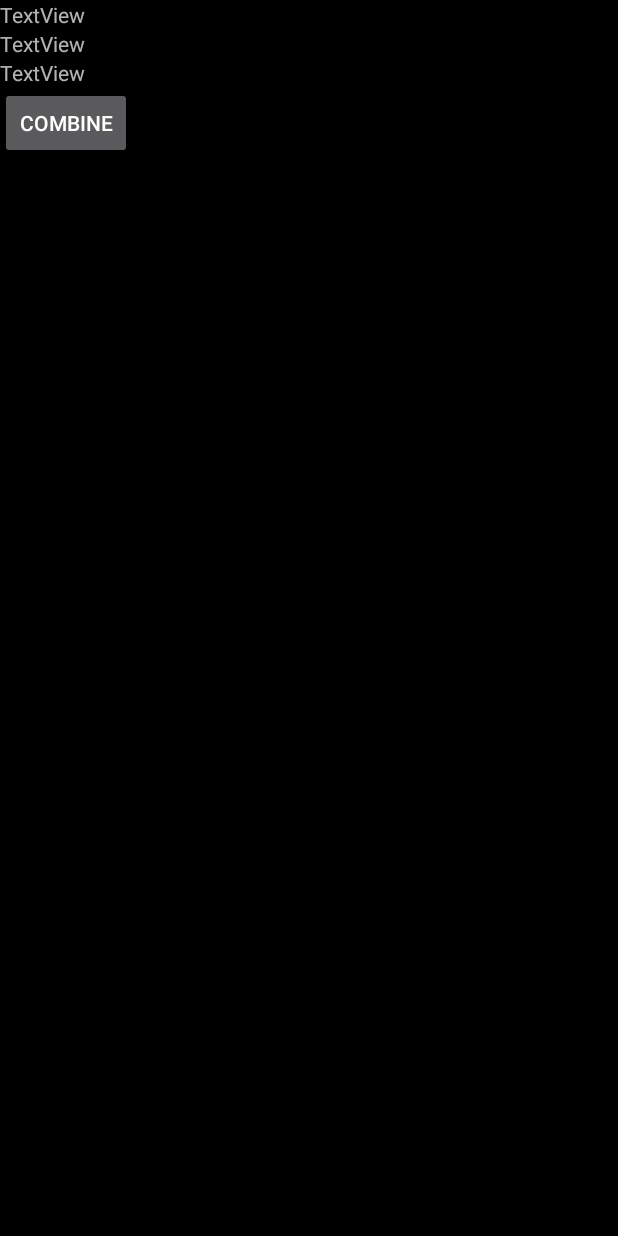
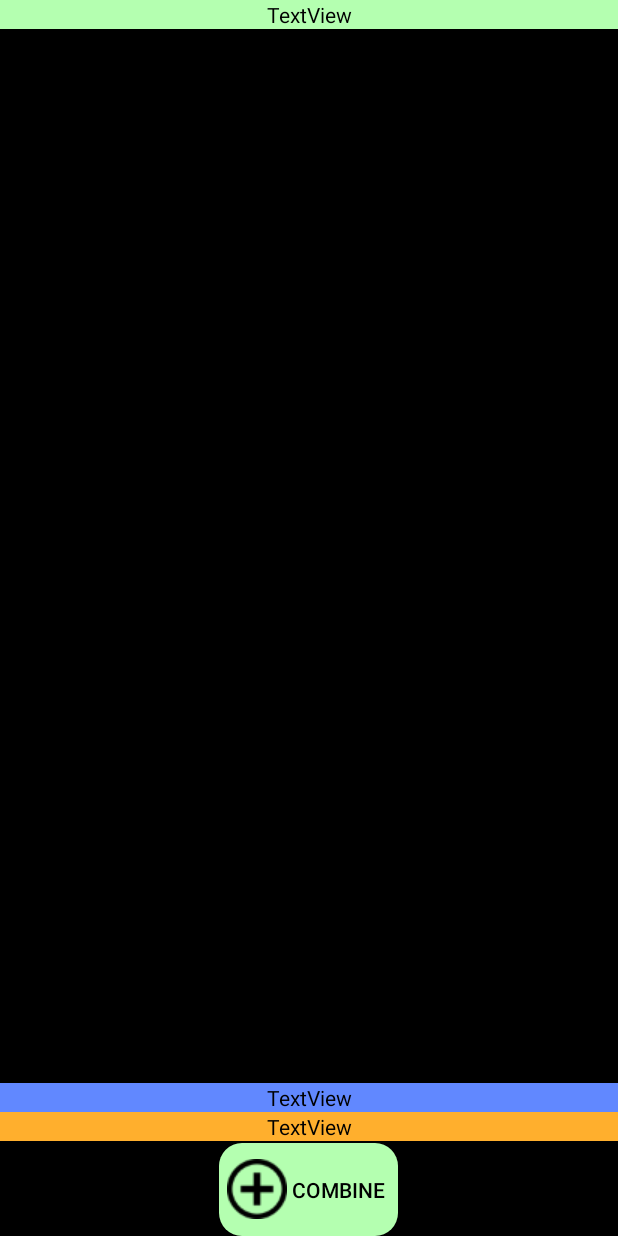
Before and after one commit to DrunkOrNot/LinguDetect, an Android app: the layout activity_camera.xml on its own in the app's theme, with its tools: preview values and no code run, on a phone screen of 412 x 824 dp. Run offline under Robolectric (Android 15) with nearby library versions, the phone set to English and light mode, and no system bars.

Commit message:
Initial Activity_Camera Layout

```diff
--- /dev/null
+++ b/LinguDetect/app/src/main/res/drawable/button_combine.xml
@@ -0,0 +1,6 @@
+<?xml version="1.0" encoding="utf-8"?>
+<shape xmlns:android="http://schemas.android.com/apk/res/android"
+    android:shape="rectangle">
+    <solid android:color="#B4FFB0"/>
+    <corners android:radius="15dp"/>
+</shape>
--- a/LinguDetect/app/src/main/res/layout/activity_camera.xml
+++ b/LinguDetect/app/src/main/res/layout/activity_camera.xml
@@ -1,12 +1,9 @@
 <?xml version="1.0" encoding="utf-8"?><!--
  Copyright 2019 The TensorFlow Authors. All Rights Reserved.
-
  Licensed under the Apache License, Version 2.0 (the "License");
  you may not use this file except in compliance with the License.
  You may obtain a copy of the License at
-
      http://www.apache.org/licenses/LICENSE-2.0
-
  Unless required by applicable law or agreed to in writing, software
  distributed under the License is distributed on an "AS IS" BASIS,
  WITHOUT WARRANTIES OR CONDITIONS OF ANY KIND, either express or implied.
@@ -18,7 +15,7 @@
     xmlns:tools="http://schemas.android.com/tools"
     android:layout_width="match_parent"
     android:layout_height="match_parent"
-    android:background="#00000000">
+    android:background="#00000000"    >
 
     <RelativeLayout
         android:layout_width="match_parent"
@@ -26,13 +23,11 @@
         android:background="@android:color/black"
         android:orientation="vertical">
 
-
         <FrameLayout
             android:id="@+id/container"
             android:layout_width="match_parent"
             android:layout_height="match_parent"
             tools:context="org.tensorflow.demo.CameraActivity">
-
         </FrameLayout>
 
         <LinearLayout
@@ -40,32 +35,56 @@
             android:layout_height="match_parent"
             android:orientation="vertical">
 
-            <TextView
-                android:id="@+id/txtCombined"
-                android:layout_width="match_parent"
-                android:layout_height="wrap_content"
-                android:text="TextView" />
+        <TextView
+            android:id="@+id/txtCombined"
+            android:layout_width="match_parent"
+            android:layout_height="wrap_content"
+            android:layout_alignParentTop="true"
+            android:textAlignment="center"
+            android:background="#B4FFB0"
+            android:textColor="#000000"
+            android:text="TextView" />
+
+        <RelativeLayout
+            android:layout_width="wrap_content"
+            android:layout_height="wrap_content"
+            android:layout_alignParentBottom="true">
 
             <TextView
                 android:id="@+id/txtLearningLang"
                 android:layout_width="match_parent"
                 android:layout_height="wrap_content"
+                android:layout_above="@+id/txtNativeLang"
+                android:textAlignment="center"
+                android:background="#6188FF"
+                android:textColor="#000000"
                 android:text="TextView" />
 
             <TextView
                 android:id="@+id/txtNativeLang"
                 android:layout_width="match_parent"
                 android:layout_height="wrap_content"
+                android:layout_above="@+id/btnCombine"
+                android:textAlignment="center"
+                android:background="#FFAF2D"
+                android:textColor="#000000"
                 android:text="TextView" />
 
             <Button
                 android:id="@+id/btnCombine"
                 android:layout_width="wrap_content"
-                android:layout_height="wrap_content"
-                android:text="Combine" />
+                android:layout_height="62dp"
+                android:layout_alignParentBottom="true"
+                android:layout_centerHorizontal="true"
+                android:layout_marginBottom="1dp"
+                android:background="@drawable/button_combine"
+                android:drawableLeft="@drawable/combine"
+                android:padding="5dp"
+                android:text=" Combine "
+                android:textColor="#000000" />
+        </RelativeLayout>
 
         </LinearLayout>
-
     </RelativeLayout>
 
 </androidx.coordinatorlayout.widget.CoordinatorLayout>
```
Also changed, not shown: LinguDetect/app/src/main/res/drawable/combine.png (added).
